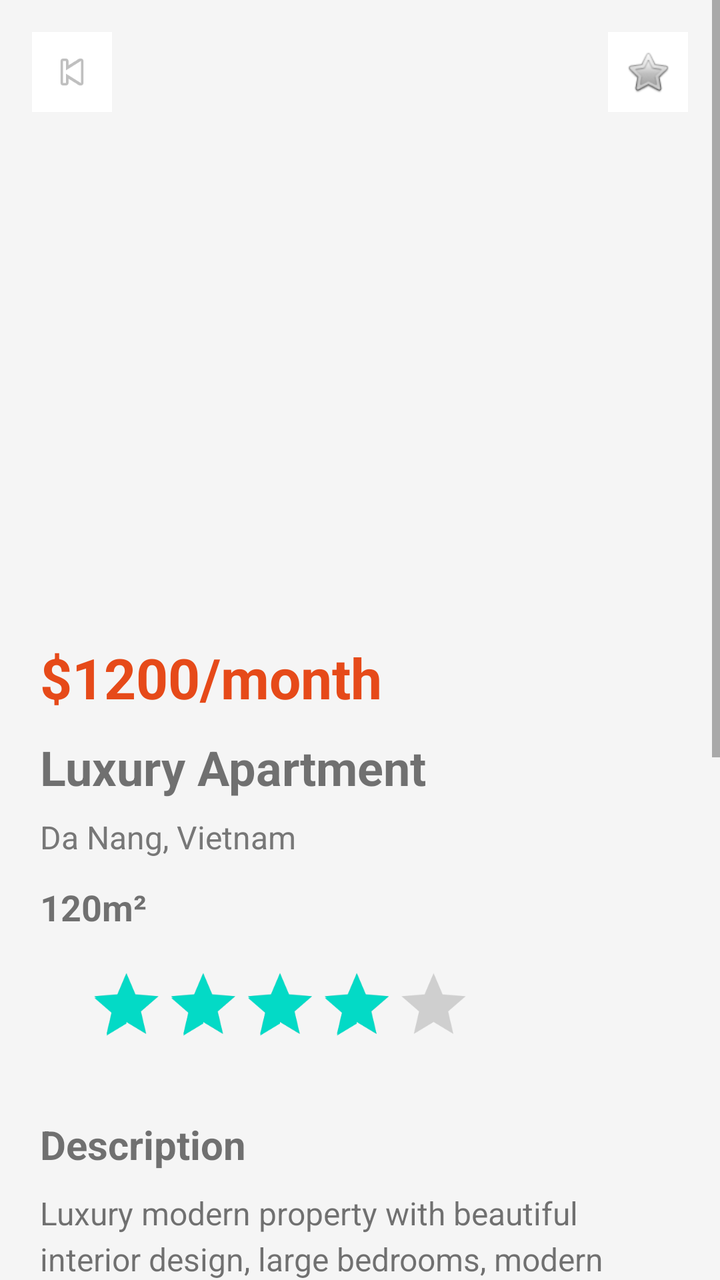
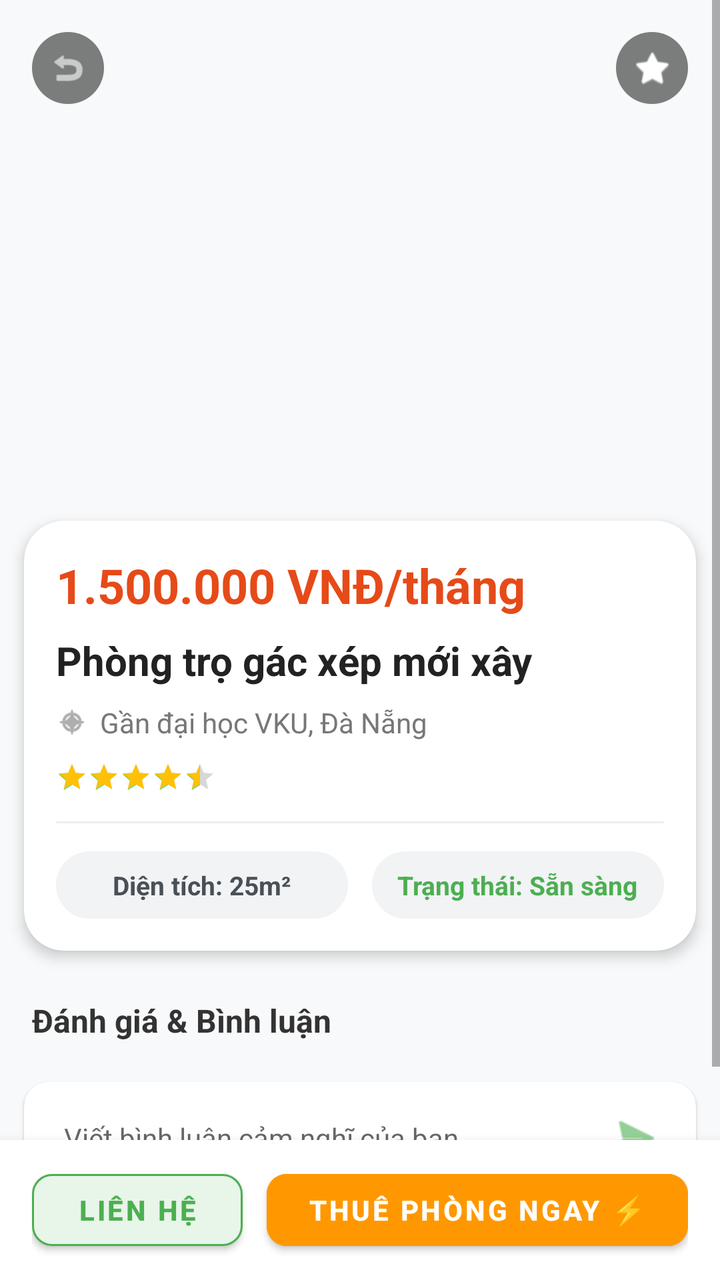

Two renders of the same Android screen: before a commit and after it. Below are the layout's source before the change and the commit's diff.
<!-- AndroidManifest.xml: application theme Theme.DACS3 -->
<!-- res/layout/activity_property_detail.xml -->
<?xml version="1.0" encoding="utf-8"?>
<ScrollView
    xmlns:android="http://schemas.android.com/apk/res/android"
    xmlns:app="http://schemas.android.com/apk/res-auto"
    android:layout_width="match_parent"
    android:layout_height="match_parent"
    android:background="#F5F5F5">

    <LinearLayout
        android:layout_width="match_parent"
        android:layout_height="wrap_content"
        android:orientation="vertical">

        
        <FrameLayout
            android:layout_width="match_parent"
            android:layout_height="300dp">

            <ImageView
                android:id="@+id/imgProperty"
                android:layout_width="match_parent"
                android:layout_height="match_parent"
                android:scaleType="centerCrop"/>

            
            <ImageView
                android:id="@+id/btnBack"
                android:layout_width="40dp"
                android:layout_height="40dp"
                android:layout_gravity="top|start"
                android:layout_margin="16dp"
                android:background="#FFFFFF"
                android:padding="8dp"
                android:src="@android:drawable/ic_media_previous"/>

            
            <ImageView
                android:id="@+id/btnFavorite"
                android:layout_width="40dp"
                android:layout_height="40dp"
                android:layout_gravity="top|end"
                android:layout_margin="16dp"
                android:background="#FFFFFF"
                android:padding="8dp"
                android:src="@android:drawable/btn_star_big_off"/>

        </FrameLayout>

        
        <LinearLayout
            android:layout_width="match_parent"
            android:layout_height="wrap_content"
            android:orientation="vertical"
            android:padding="20dp">

            
            <TextView
                android:id="@+id/txtPrice"
                android:layout_width="wrap_content"
                android:layout_height="wrap_content"
                android:text="$1200/month"
                android:textColor="#E64A19"
                android:textSize="28sp"
                android:textStyle="bold"/>

            
            <TextView
                android:id="@+id/txtTitle"
                android:layout_width="match_parent"
                android:layout_height="wrap_content"
                android:text="Luxury Apartment"
                android:textSize="24sp"
                android:textStyle="bold"
                android:layout_marginTop="10dp"/>

            
            <TextView
                android:id="@+id/txtLocation"
                android:layout_width="wrap_content"
                android:layout_height="wrap_content"
                android:text="Da Nang, Vietnam"
                android:textColor="#777777"
                android:textSize="16sp"
                android:layout_marginTop="8dp"/>

            
            <TextView
                android:id="@+id/txtArea"
                android:layout_width="wrap_content"
                android:layout_height="wrap_content"
                android:text="120m²"
                android:textSize="18sp"
                android:textStyle="bold"
                android:layout_marginTop="12dp"/>

            
            <RatingBar
                android:id="@+id/ratingBar"
                android:layout_width="wrap_content"
                android:layout_height="wrap_content"
                android:numStars="5"
                android:stepSize="0.5"
                android:rating="4"
                android:scaleX="0.8"
                android:scaleY="0.8"
                android:layout_marginTop="12dp"/>

            
            <TextView
                android:layout_width="wrap_content"
                android:layout_height="wrap_content"
                android:text="Description"
                android:textStyle="bold"
                android:textSize="20sp"
                android:layout_marginTop="24dp"/>

            
            <TextView
                android:id="@+id/txtDescription"
                android:layout_width="match_parent"
                android:layout_height="wrap_content"
                android:text="Luxury modern property with beautiful interior design, large bedrooms, modern kitchen and premium location."
                android:textSize="16sp"
                android:layout_marginTop="10dp"
                android:lineSpacingExtra="4dp"/>

            
            <com.google.android.material.button.MaterialButton
                android:id="@+id/btnMap"
                android:layout_width="match_parent"
                android:layout_height="55dp"
                android:text="View on Map"
                android:textColor="#FFFFFF"
                android:layout_marginTop="24dp"
                android:backgroundTint="#6A1B9A"/>

            
            <com.google.android.material.button.MaterialButton
                android:id="@+id/btnChat"
                android:layout_width="match_parent"
                android:layout_height="55dp"
                android:text="Chat Owner"
                android:textColor="#FFFFFF"
                android:layout_marginTop="12dp"
                android:backgroundTint="#8E24AA"/>

            
            <com.google.android.material.button.MaterialButton
                android:id="@+id/btnContact"
                android:layout_width="match_parent"
                android:layout_height="55dp"
                android:text="Contact Owner"
                android:textColor="#FFFFFF"
                android:layout_marginTop="12dp"
                android:backgroundTint="#3949AB"/>

            
            <TextView
                android:layout_width="wrap_content"
                android:layout_height="wrap_content"
                android:text="Comments"
                android:textStyle="bold"
                android:textSize="20sp"
                android:layout_marginTop="24dp"/>

            
            <androidx.recyclerview.widget.RecyclerView
                android:id="@+id/recyclerComment"
                android:layout_width="match_parent"
                android:layout_height="wrap_content"
                android:nestedScrollingEnabled="false"
                android:layout_marginTop="10dp"/>

            
            <EditText
                android:id="@+id/edtComment"
                android:layout_width="match_parent"
                android:layout_height="50dp"
                android:hint="Write comment..."
                android:layout_marginTop="14dp"
                android:paddingHorizontal="12dp"/>

            
            <com.google.android.material.button.MaterialButton
                android:id="@+id/btnSendComment"
                android:layout_width="match_parent"
                android:layout_height="50dp"
                android:text="Send Comment"
                android:textColor="#FFFFFF"
                android:layout_marginTop="10dp"
                android:backgroundTint="#6A1B9A"/>

        </LinearLayout>

    </LinearLayout>

</ScrollView>
<!-- resources referenced by this layout -->
<resources>
  <style name="Theme.DACS3" parent="Theme.MaterialComponents.DayNight.NoActionBar">
          ...
      </style>
</resources>

<!-- the commit's change to res/layout/activity_property_detail.xml (unified diff, before → after) -->
@@ -1,197 +1,287 @@
 <?xml version="1.0" encoding="utf-8"?>
-<ScrollView
-    xmlns:android="http://schemas.android.com/apk/res/android"
+<RelativeLayout xmlns:android="http://schemas.android.com/apk/res/android"
     xmlns:app="http://schemas.android.com/apk/res-auto"
     android:layout_width="match_parent"
     android:layout_height="match_parent"
-    android:background="#F5F5F5">
-
-    <LinearLayout
+    android:background="#F8F9FA">
+
+    <ScrollView
         android:layout_width="match_parent"
-        android:layout_height="wrap_content"
-        android:orientation="vertical">
-
-        
-        <FrameLayout
-            android:layout_width="match_parent"
-            android:layout_height="300dp">
-
-            <ImageView
-                android:id="@+id/imgProperty"
-                android:layout_width="match_parent"
-                android:layout_height="match_parent"
-                android:scaleType="centerCrop"/>
-
-            
-            <ImageView
-                android:id="@+id/btnBack"
-                android:layout_width="40dp"
-                android:layout_height="40dp"
-                android:layout_gravity="top|start"
-                android:layout_margin="16dp"
-                android:background="#FFFFFF"
-                android:padding="8dp"
-                android:src="@android:drawable/ic_media_previous"/>
-
-            
-            <ImageView
-                android:id="@+id/btnFavorite"
-                android:layout_width="40dp"
-                android:layout_height="40dp"
-                android:layout_gravity="top|end"
-                android:layout_margin="16dp"
-                android:background="#FFFFFF"
-                android:padding="8dp"
-                android:src="@android:drawable/btn_star_big_off"/>
-
-        </FrameLayout>
-
-        
+        android:layout_height="match_parent"
+        android:layout_above="@+id/layoutActionButtons"
+        android:fillViewport="true">
+
         <LinearLayout
             android:layout_width="match_parent"
             android:layout_height="wrap_content"
-            android:orientation="vertical"
-            android:padding="20dp">
-
-            
-            <TextView
-                android:id="@+id/txtPrice"
-                android:layout_width="wrap_content"
-                android:layout_height="wrap_content"
-                android:text="$1200/month"
-                android:textColor="#E64A19"
-                android:textSize="28sp"
-                android:textStyle="bold"/>
-
-            
-            <TextView
-                android:id="@+id/txtTitle"
-                android:layout_width="match_parent"
-                android:layout_height="wrap_content"
-                android:text="Luxury Apartment"
-                android:textSize="24sp"
-                android:textStyle="bold"
-                android:layout_marginTop="10dp"/>
-
-            
-            <TextView
-                android:id="@+id/txtLocation"
-                android:layout_width="wrap_content"
-                android:layout_height="wrap_content"
-                android:text="Da Nang, Vietnam"
-                android:textColor="#777777"
-                android:textSize="16sp"
-                android:layout_marginTop="8dp"/>
-
-            
-            <TextView
-                android:id="@+id/txtArea"
-                android:layout_width="wrap_content"
-                android:layout_height="wrap_content"
-                android:text="120m²"
-                android:textSize="18sp"
-                android:textStyle="bold"
-                android:layout_marginTop="12dp"/>
-
-            
-            <RatingBar
-                android:id="@+id/ratingBar"
-                android:layout_width="wrap_content"
-                android:layout_height="wrap_content"
-                android:numStars="5"
-                android:stepSize="0.5"
-                android:rating="4"
-                android:scaleX="0.8"
-                android:scaleY="0.8"
-                android:layout_marginTop="12dp"/>
-
-            
+            android:orientation="vertical">
+
+            <FrameLayout
+                android:layout_width="match_parent"
+                android:layout_height="280dp">
+
+                <ImageView
+                    android:id="@+id/imgProperty"
+                    android:layout_width="match_parent"
+                    android:layout_height="match_parent"
+                    android:scaleType="centerCrop" />
+
+                <ImageView
+                    android:id="@+id/btnBack"
+                    android:layout_width="36dp"
+                    android:layout_height="36dp"
+                    android:layout_gravity="top|start"
+                    android:layout_margin="16dp"
+                    android:background="@android:drawable/toast_frame"
+                    android:backgroundTint="#80000000"
+                    android:padding="8dp"
+                    android:src="@android:drawable/ic_menu_revert"
+                    app:tint="@color/white" />
+
+                <ImageView
+                    android:id="@+id/btnFavorite"
+                    android:layout_width="36dp"
+                    android:layout_height="36dp"
+                    android:layout_gravity="top|end"
+                    android:layout_margin="16dp"
+                    android:background="@android:drawable/toast_frame"
+                    android:backgroundTint="#80000000"
+                    android:padding="8dp"
+                    android:src="@android:drawable/btn_star_big_off"
+                    app:tint="@color/white" />
+            </FrameLayout>
+
+            <androidx.cardview.widget.CardView
+                android:layout_width="match_parent"
+                android:layout_height="wrap_content"
+                android:layout_marginTop="-20dp"
+                android:layout_marginHorizontal="12dp"
+                android:layout_marginBottom="12dp"
+                app:cardCornerRadius="20dp"
+                app:cardElevation="4dp">
+
+                <LinearLayout
+                    android:layout_width="match_parent"
+                    android:layout_height="wrap_content"
+                    android:orientation="vertical"
+                    android:padding="16dp">
+
+                    <TextView
+                        android:id="@+id/txtPrice"
+                        android:layout_width="wrap_content"
+                        android:layout_height="wrap_content"
+                        android:text="1.500.000 VNĐ/tháng"
+                        android:textColor="#E64A19"
+                        android:textSize="24sp"
+                        android:textStyle="bold" />
+
+                    <TextView
+                        android:id="@+id/txtTitle"
+                        android:layout_width="match_parent"
+                        android:layout_height="wrap_content"
+                        android:layout_marginTop="8dp"
+                        android:text="Phòng trọ gác xép mới xây"
+                        android:textColor="#222222"
+                        android:textSize="20sp"
+                        android:textStyle="bold" />
+
+                    <LinearLayout
+                        android:layout_width="match_parent"
+                        android:layout_height="wrap_content"
+                        android:layout_marginTop="8dp"
+                        android:gravity="center_vertical"
+                        android:orientation="horizontal">
+
+                        <ImageView
+                            android:layout_width="16dp"
+                            android:layout_height="16dp"
+                            android:src="@android:drawable/ic_menu_compass"
+                            app:tint="#777777" />
+
+                        <TextView
+                            android:id="@+id/txtLocation"
+                            android:layout_width="wrap_content"
+                            android:layout_height="wrap_content"
+                            android:layout_marginStart="6dp"
+                            android:text="Gần đại học VKU, Đà Nẵng"
+                            android:textColor="#777777"
+                            android:textSize="14sp" />
+                    </LinearLayout>
+
+                    <RatingBar
+                        android:id="@+id/ratingBar"
+                        style="?android:attr/ratingBarStyleSmall"
+                        android:layout_width="wrap_content"
+                        android:layout_height="wrap_content"
+                        android:layout_marginTop="10dp"
+                        android:numStars="5"
+                        android:progressTint="#FFC107"
+                        android:rating="4.5" />
+
+                    <View
+                        android:layout_width="match_parent"
+                        android:layout_height="1dp"
+                        android:layout_marginVertical="14dp"
+                        android:background="#EEEEEE" />
+
+                    <LinearLayout
+                        android:layout_width="match_parent"
+                        android:layout_height="wrap_content"
+                        android:orientation="horizontal"
+                        android:weightSum="2">
+
+                        <LinearLayout
+                            android:layout_width="0dp"
+                            android:layout_height="wrap_content"
+                            android:layout_weight="1"
+                            android:gravity="center"
+                            android:background="@android:drawable/toast_frame"
+                            android:backgroundTint="#F1F3F5"
+                            android:padding="8dp">
+                            <TextView
+                                android:id="@+id/txtArea"
+                                android:layout_width="wrap_content"
+                                android:layout_height="wrap_content"
+                                android:text="Diện tích: 25m²"
+                                android:textColor="#495057"
+                                android:textStyle="bold"
+                                android:textSize="13sp" />
+                        </LinearLayout>
+
+                        <View
+                            android:layout_width="12dp"
+                            android:layout_height="match_parent"/>
+
+                        <LinearLayout
+                            android:layout_width="0dp"
+                            android:layout_height="wrap_content"
+                            android:layout_weight="1"
+                            android:gravity="center"
+                            android:background="@android:drawable/toast_frame"
+                            android:backgroundTint="#F1F3F5"
+                            android:padding="8dp">
+                            <TextView
+                                android:layout_width="wrap_content"
+                                android:layout_height="wrap_content"
+                                android:text="Trạng thái: Sẵn sàng"
+                                android:textColor="@color/itro_green"
+                                android:textStyle="bold"
+                                android:textSize="13sp" />
+                        </LinearLayout>
+                    </LinearLayout>
+
+                </LinearLayout>
+            </androidx.cardview.widget.CardView>
+
             <TextView
                 android:layout_width="wrap_content"
                 android:layout_height="wrap_content"
-                android:text="Description"
-                android:textStyle="bold"
-                android:textSize="20sp"
-                android:layout_marginTop="24dp"/>
-
-            
-            <TextView
-                android:id="@+id/txtDescription"
-                android:layout_width="match_parent"
-                android:layout_height="wrap_content"
-                android:text="Luxury modern property with beautiful interior design, large bedrooms, modern kitchen and premium location."
+                android:layout_marginStart="16dp"
+                android:layout_marginTop="12dp"
+                android:text="Đánh giá &amp; Bình luận"
+                android:textColor="#333333"
                 android:textSize="16sp"
-                android:layout_marginTop="10dp"
-                android:lineSpacingExtra="4dp"/>
-
-            
-            <com.google.android.material.button.MaterialButton
-                android:id="@+id/btnMap"
-                android:layout_width="match_parent"
-                android:layout_height="55dp"
-                android:text="View on Map"
-                android:textColor="#FFFFFF"
-                android:layout_marginTop="24dp"
-                android:backgroundTint="#6A1B9A"/>
-
-            
-            <com.google.android.material.button.MaterialButton
-                android:id="@+id/btnChat"
-                android:layout_width="match_parent"
-                android:layout_height="55dp"
-                android:text="Chat Owner"
-                android:textColor="#FFFFFF"
-                android:layout_marginTop="12dp"
-                android:backgroundTint="#8E24AA"/>
-
-            
-            <com.google.android.material.button.MaterialButton
-                android:id="@+id/btnContact"
-                android:layout_width="match_parent"
-                android:layout_height="55dp"
-                android:text="Contact Owner"
-                android:textColor="#FFFFFF"
-                android:layout_marginTop="12dp"
-                android:backgroundTint="#3949AB"/>
-
-            
-            <TextView
-                android:layout_width="wrap_content"
-                android:layout_height="wrap_content"
-                android:text="Comments"
-                android:textStyle="bold"
-                android:textSize="20sp"
-                android:layout_marginTop="24dp"/>
-
-            
+                android:textStyle="bold" />
+
             <androidx.recyclerview.widget.RecyclerView
                 android:id="@+id/recyclerComment"
                 android:layout_width="match_parent"
                 android:layout_height="wrap_content"
-                android:nestedScrollingEnabled="false"
-                android:layout_marginTop="10dp"/>
-
-            
-            <EditText
-                android:id="@+id/edtComment"
-                android:layout_width="match_parent"
-                android:layout_height="50dp"
-                android:hint="Write comment..."
-                android:layout_marginTop="14dp"
-                android:paddingHorizontal="12dp"/>
-
-            
-            <com.google.android.material.button.MaterialButton
-                android:id="@+id/btnSendComment"
-                android:layout_width="match_parent"
-                android:layout_height="50dp"
-                android:text="Send Comment"
-                android:textColor="#FFFFFF"
-                android:layout_marginTop="10dp"
-                android:backgroundTint="#6A1B9A"/>
+                android:layout_marginHorizontal="12dp"
+                android:layout_marginTop="8dp"
+                android:nestedScrollingEnabled="false" />
+
+            <androidx.cardview.widget.CardView
+                android:layout_width="match_parent"
+                android:layout_height="wrap_content"
+                android:layout_margin="12dp"
+                app:cardCornerRadius="12dp"
+                app:cardElevation="1dp">
+
+                <LinearLayout
+                    android:layout_width="match_parent"
+                    android:layout_height="wrap_content"
+                    android:orientation="horizontal"
+                    android:padding="8dp"
+                    android:gravity="center_vertical">
+
+                    <EditText
+                        android:id="@+id/edtComment"
+                        android:layout_width="0dp"
+                        android:layout_height="40dp"
+                        android:layout_weight="1"
+                        android:background="@android:color/transparent"
+                        android:hint="Viết bình luận cảm nghĩ của bạn..."
+                        android:paddingHorizontal="12dp"
+                        android:textSize="14sp" />
+
+                    <ImageView
+                        android:id="@+id/btnSendComment"
+                        android:layout_width="28dp"
+                        android:layout_height="28dp"
+                        android:layout_marginEnd="8dp"
+                        android:src="@android:drawable/ic_menu_send"
+                        app:tint="@color/itro_green" />
+                </LinearLayout>
+            </androidx.cardview.widget.CardView>
 
         </LinearLayout>
+    </ScrollView>
+
+    <LinearLayout
+        android:id="@+id/layoutActionButtons"
+        android:layout_width="match_parent"
+        android:layout_height="70dp"
+        android:layout_alignParentBottom="true"
+        android:background="#FFFFFF"
+        android:elevation="8dp"
+        android:gravity="center_vertical"
+        android:orientation="horizontal"
+        android:paddingHorizontal="16dp"
+        android:weightSum="3">
+
+        <com.google.android.material.button.MaterialButton
+            android:id="@+id/btnChat"
+            android:layout_width="0dp"
+            android:layout_height="48dp"
+            android:layout_weight="1"
+            android:backgroundTint="#E8F5E9"
+            android:text="Liên hệ"
+            android:textColor="@color/itro_green"
+            android:textStyle="bold"
+            app:cornerRadius="10dp"
+            app:strokeColor="@color/itro_green"
+            app:strokeWidth="1dp" />
+
+        <View
+            android:layout_width="12dp"
+            android:layout_height="match_parent" />
+
+        
+        <com.google.android.material.button.MaterialButton
+            android:id="@+id/btnRentNow"
+            android:layout_width="0dp"
+            android:layout_height="48dp"
+            android:layout_weight="2"
+            android:backgroundTint="#FF9800"
+            android:text="Thuê phòng ngay ⚡"
+            android:textColor="#FFFFFF"
+            android:textStyle="bold"
+            app:cornerRadius="10dp"
+            android:visibility="visible" />
+
+        
+        <com.google.android.material.button.MaterialButton
+            android:id="@+id/btnCreateBill"
+            android:layout_width="0dp"
+            android:layout_height="48dp"
+            android:layout_weight="2"
+            android:backgroundTint="@color/itro_green"
+            android:text="Tạo hóa đơn phòng"
+            android:textColor="#FFFFFF"
+            android:textStyle="bold"
+            app:cornerRadius="10dp"
+            android:visibility="gone" />
 
     </LinearLayout>
-
-</ScrollView>
+</RelativeLayout>
<!-- resource entries referenced after the edit -->
@@ -1,5 +1,7 @@
 <!-- resources referenced by this layout -->
 <resources>
+  <color name="itro_green">#4CAF50</color>
+  <color name="white">#FFFFFFFF</color>
   <style name="Theme.DACS3" parent="Theme.MaterialComponents.DayNight.NoActionBar">
           ...
       </style>
